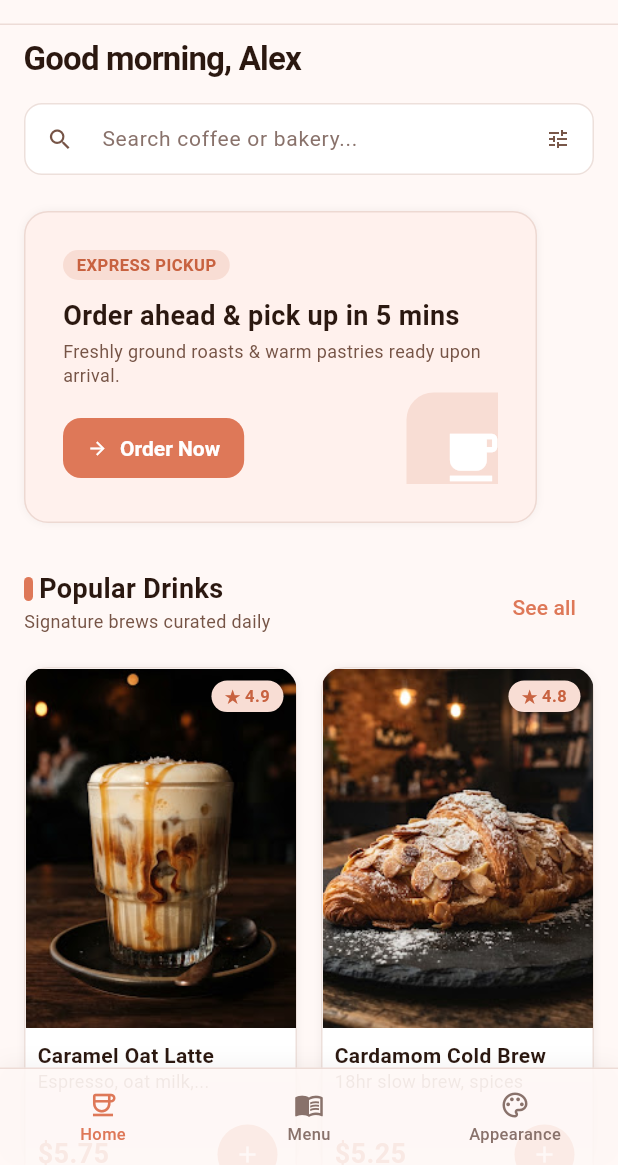
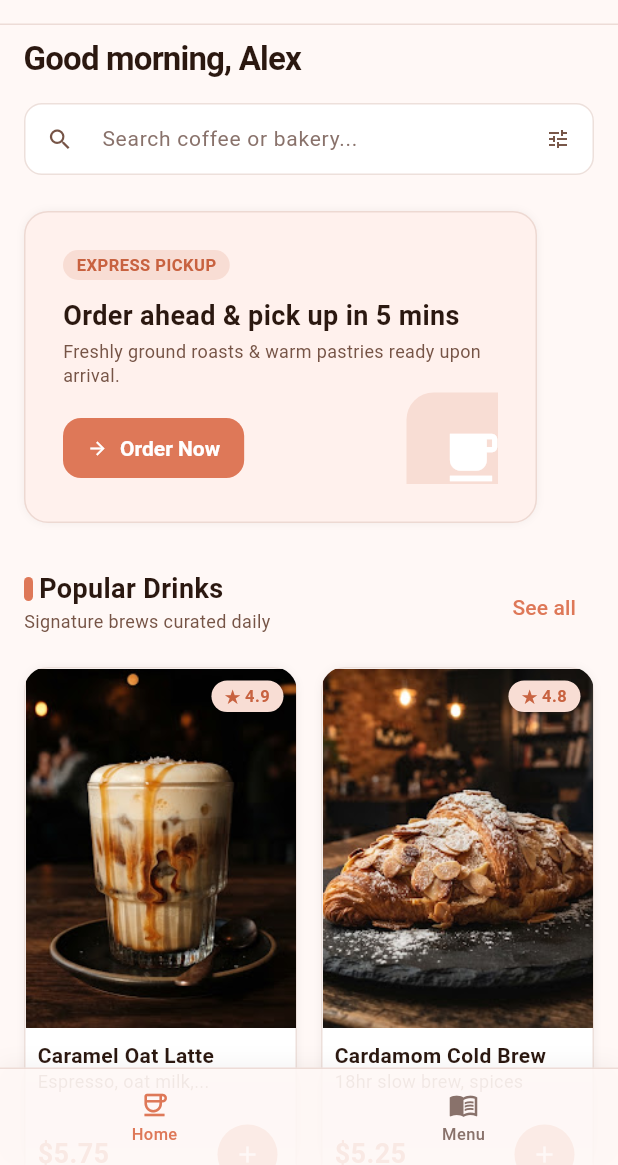
Before and after one commit to Abishani/CafforaMobileApp, a Flutter app: the screen it shows after launch, on a phone screen of 412 x 824 dp, the part 71-1236 px from its top. Run offline on Flutter 3.47's test engine with Material 3 defaults, Android fonts, the phone set to English and light mode, and no system bars; our stand-ins replace supabase_flutter; accounts and stored records are empty; Roboto replaces fonts that are missing (Plus Jakarta Sans).

Commit message:
fix: removed the appearance option in the bottom nav for guest users

```diff
--- a/lib/features/home/presentation/widgets/home_components.dart
+++ b/lib/features/home/presentation/widgets/home_components.dart
@@ -513,7 +513,7 @@ class HomeBottomNavigation extends StatelessWidget {
       UserRole.guest => const [
         (Icons.coffee_outlined, 'Home'),
         (Icons.menu_book_outlined, 'Menu'),
-        (Icons.palette_outlined, 'Appearance'),
+        // (Icons.palette_outlined, 'Appearance'),
       ],
       UserRole.admin => const [
         (Icons.coffee_outlined, 'Home'),
```
